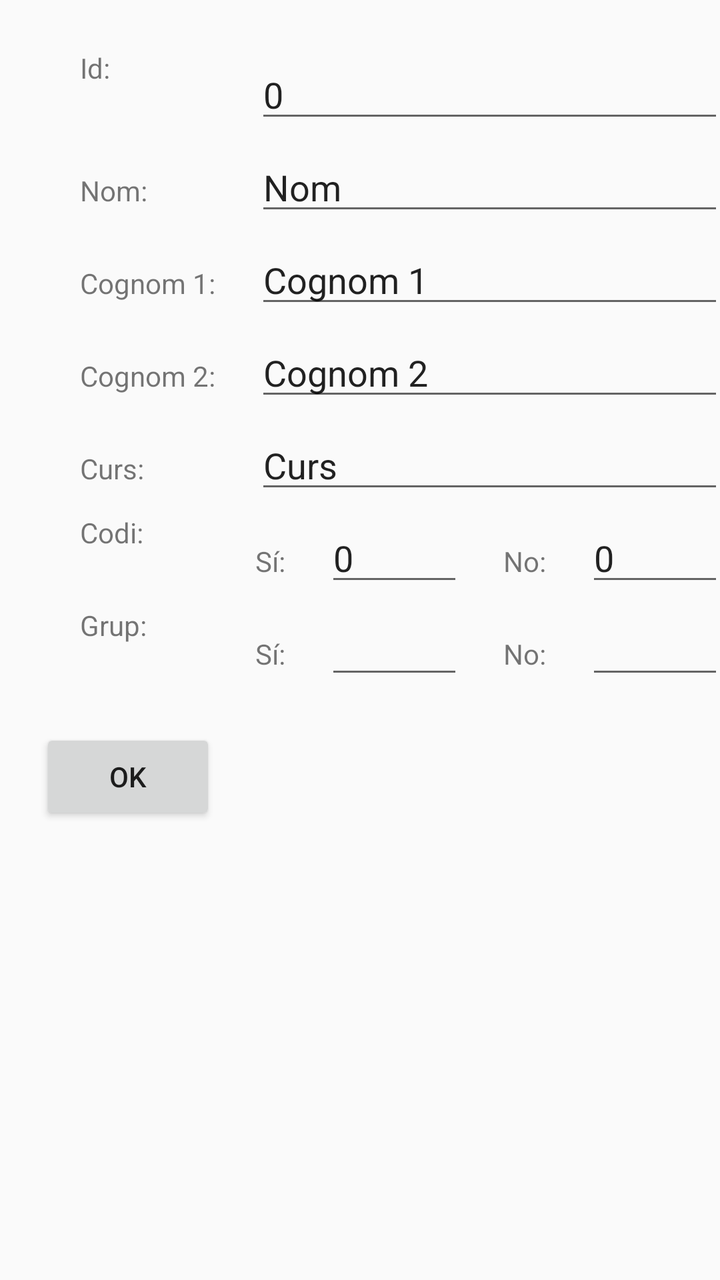
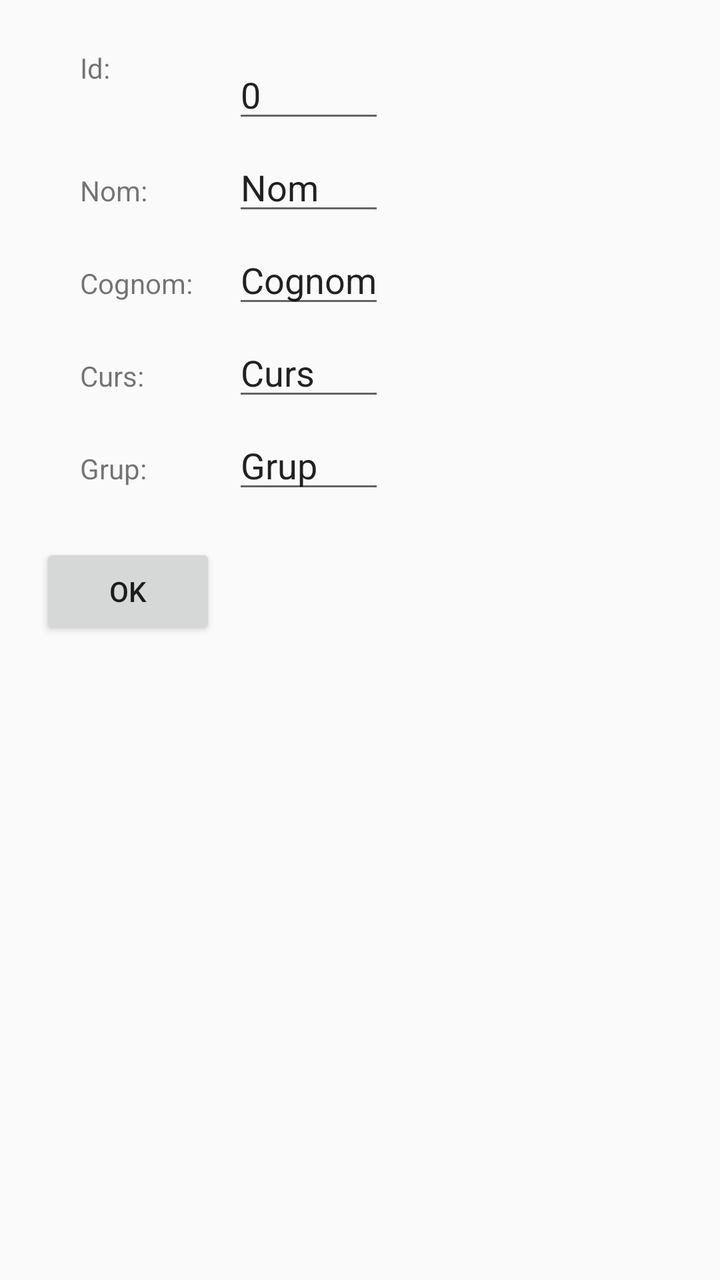

Two renders of the same Android screen: before a commit and after it. Below are the layout's source before the change and the commit's diff.
<!-- AndroidManifest.xml: application theme AppTheme -->
<!-- res/layout/activity_memoritzar_sel.xml -->
<?xml version="1.0" encoding="utf-8"?>
<androidx.constraintlayout.widget.ConstraintLayout xmlns:android="http://schemas.android.com/apk/res/android"
    xmlns:app="http://schemas.android.com/apk/res-auto"
    xmlns:tools="http://schemas.android.com/tools"
    android:layout_width="match_parent"
    android:layout_height="match_parent"
    tools:context="com.gruixuts.geniuscares.act_memoritzar_sel">


    <LinearLayout
        android:layout_width="match_parent"
        android:layout_height="match_parent"
        android:orientation="vertical">
        <TableLayout
            android:layout_marginTop="5dp"
            android:layout_marginLeft="20dp"
            android:layout_width="match_parent"
            android:layout_height="wrap_content">
        <TableRow
            android:layout_width="match_parent"
            android:layout_height="wrap_content">
            <TextView
                android:layout_marginTop="5dp"
                android:layout_marginLeft="20dp"
                android:layout_width="wrap_content"
                android:layout_height="wrap_content"
                android:text="Id:"
                android:textAppearance="@android:style/TextAppearance.Material.Small" />
            <EditText
                android:id="@+id/edtMmrId"
                android:layout_marginTop="20dp"
                android:layout_marginLeft="20dp"
                android:layout_width="wrap_content"
                android:layout_height="wrap_content"
                app:layout_constraintEnd_toEndOf="parent"
                android:text="0"
                android:singleLine="true"
                android:imeOptions="actionDone"
                android:textAppearance="@android:style/TextAppearance.Material.Medium" />
        </TableRow>
        <TableRow
            android:layout_width="wrap_content"
            android:layout_height="wrap_content">

            <TextView
                android:layout_width="wrap_content"
                android:layout_height="wrap_content"
                android:layout_marginLeft="20dp"
                android:layout_marginTop="5dp"
                android:text="Nom:"
                android:textAppearance="@android:style/TextAppearance.Material.Small" />
            <EditText
                android:id="@+id/edtMmrNom"
                android:layout_marginTop="5dp"
                android:layout_marginLeft="20dp"
                android:layout_width="wrap_content"
                android:layout_height="wrap_content"
                app:layout_constraintEnd_toEndOf="parent"
                android:text="Nom"
                android:singleLine="true"
                android:imeOptions="actionDone"
                android:textAppearance="@android:style/TextAppearance.Material.Medium" />
        </TableRow>
        <TableRow
            android:layout_width="wrap_content"
            android:layout_height="wrap_content">
            <TextView
                android:layout_marginTop="5dp"
                android:layout_marginLeft="20dp"
                android:layout_width="wrap_content"
                android:layout_height="wrap_content"
                app:layout_constraintEnd_toEndOf="parent"
                android:text="Cognom 1:"
                android:textAppearance="@android:style/TextAppearance.Material.Small" />

            <EditText
                android:id="@+id/edtMmrCognom"
                android:layout_width="wrap_content"
                android:layout_height="wrap_content"
                android:layout_marginLeft="20dp"
                android:layout_marginTop="5dp"
                android:text="Cognom 1"
                android:singleLine="true"
                android:imeOptions="actionDone"
                android:textAppearance="@android:style/TextAppearance.Material.Medium" />
        </TableRow>
        <TableRow
            android:layout_width="wrap_content"
            android:layout_height="wrap_content">
            <TextView
                android:layout_marginTop="5dp"
                android:layout_marginLeft="20dp"
                android:layout_width="wrap_content"
                android:layout_height="wrap_content"
                app:layout_constraintEnd_toEndOf="parent"
                android:text="Cognom 2:"
                android:textAppearance="@android:style/TextAppearance.Material.Small" />

            <EditText
                android:id="@+id/edtMmrNum"
                android:layout_width="wrap_content"
                android:layout_height="wrap_content"
                android:layout_marginLeft="20dp"
                android:layout_marginTop="5dp"
                android:text="Cognom 2"
                android:singleLine="true"
                android:imeOptions="actionDone"
                android:textAppearance="@android:style/TextAppearance.Material.Medium" />
        </TableRow>
        <TableRow
            android:layout_width="wrap_content"
            android:layout_height="wrap_content">
            <TextView
                android:layout_marginTop="5dp"
                android:layout_marginLeft="20dp"
                android:layout_width="wrap_content"
                android:layout_height="wrap_content"
                app:layout_constraintEnd_toEndOf="parent"
                android:text="Curs:"
                android:textAppearance="@android:style/TextAppearance.Material.Small" />

            <EditText
                android:id="@+id/edtMmrCurs"
                android:layout_width="wrap_content"
                android:layout_height="wrap_content"
                android:layout_marginLeft="20dp"
                android:layout_marginTop="5dp"
                android:text="Curs"
                android:singleLine="true"
                android:imeOptions="actionDone"
                android:textAppearance="@android:style/TextAppearance.Material.Medium" />
        </TableRow>
        <TableRow
            android:layout_width="wrap_content"
            android:layout_height="wrap_content">
            <TextView
                android:layout_marginTop="5dp"
                android:layout_marginLeft="20dp"
                android:layout_width="wrap_content"
                android:layout_height="wrap_content"
                android:text="Codi:"
                android:textAppearance="@android:style/TextAppearance.Material.Small" />
            <LinearLayout
                android:orientation="horizontal">
                <TextView
                    android:layout_marginTop="5dp"
                    android:layout_marginLeft="20dp"
                    android:layout_width="wrap_content"
                    android:layout_height="wrap_content"
                    android:text="Sí:"
                    android:textAppearance="@android:style/TextAppearance.Material.Small" />

                <EditText
                    android:id="@+id/edtMmrSiCodi"
                    android:layout_width="69dp"
                    android:layout_height="wrap_content"
                    android:layout_marginLeft="20dp"
                    android:layout_marginTop="5dp"
                    android:text="0"
                    android:singleLine="true"
                    android:imeOptions="actionDone"
                    android:textAppearance="@android:style/TextAppearance.Material.Medium"/>
                <TextView
                    android:layout_marginTop="5dp"
                    android:layout_marginLeft="20dp"
                    android:layout_width="wrap_content"
                    android:layout_height="wrap_content"
                    android:text="No:"
                    android:textAppearance="@android:style/TextAppearance.Material.Small" />
                <EditText
                    android:id="@+id/edtMmrNoCodi"
                    android:layout_width="69dp"
                    android:layout_height="wrap_content"
                    android:layout_marginLeft="20dp"
                    android:layout_marginTop="5dp"
                    android:text="0"
                    android:singleLine="true"
                    android:imeOptions="actionDone"
                    android:textAppearance="@android:style/TextAppearance.Material.Medium"/>
            </LinearLayout>
        </TableRow>
        <TableRow
            android:layout_width="wrap_content"
            android:layout_height="wrap_content">
            <TextView
                android:layout_marginTop="5dp"
                android:layout_marginLeft="20dp"
                android:layout_width="wrap_content"
                android:layout_height="wrap_content"
                android:text="Grup:"
                android:textAppearance="@android:style/TextAppearance.Material.Small" />
            <LinearLayout
                android:orientation="horizontal">
                <TextView
                    android:layout_marginTop="5dp"
                    android:layout_marginLeft="20dp"
                    android:layout_width="wrap_content"
                    android:layout_height="wrap_content"
                    android:text="Sí:"
                    android:textAppearance="@android:style/TextAppearance.Material.Small" />

                <EditText
                    android:id="@+id/edtMmrSiGrup"
                    android:layout_width="69dp"
                    android:layout_height="wrap_content"
                    android:layout_marginLeft="20dp"
                    android:layout_marginTop="5dp"
                    android:imeOptions="actionDone"
                    android:singleLine="true"
                    android:textAppearance="@android:style/TextAppearance.Material.Medium" />
                <TextView
                    android:layout_marginTop="5dp"
                    android:layout_marginLeft="20dp"
                    android:layout_width="wrap_content"
                    android:layout_height="wrap_content"
                    android:text="No:"
                    android:textAppearance="@android:style/TextAppearance.Material.Small" />

                <EditText
                    android:id="@+id/edtMmrNoGrup"
                    android:layout_width="69dp"
                    android:layout_height="wrap_content"
                    android:layout_marginLeft="20dp"
                    android:layout_marginTop="5dp"
                    android:imeOptions="actionDone"
                    android:singleLine="true"
                    android:textAppearance="@android:style/TextAppearance.Material.Medium" />
            </LinearLayout>
        </TableRow>
        <TableRow
            android:layout_width="wrap_content"
            android:layout_height="wrap_content">

            <LinearLayout
                android:orientation="horizontal"/>
        </TableRow>
        </TableLayout>
        <Button
            android:layout_marginTop="20dp"
            android:layout_marginLeft="20dp"
            android:layout_width="wrap_content"
            android:layout_height="wrap_content"
            android:onClick="MmrBusca"
            android:text="Ok" />

    </LinearLayout>
</androidx.constraintlayout.widget.ConstraintLayout>
<!-- resources referenced by this layout -->
<resources>
  <style name="AppTheme" parent="Theme.AppCompat.Light.DarkActionBar">
          
          <item name="colorPrimary">@color/colorPrimary</item>
          <item name="colorPrimaryDark">@color/colorPrimaryDark</item>
          <item name="colorAccent">@color/colorAccent</item>
      </style>
  <color name="colorPrimary">#3F51B5</color>
  <color name="colorPrimaryDark">#303F9F</color>
  <color name="colorAccent">#FF4081</color>
</resources>

<!-- the commit's change to res/layout/activity_memoritzar_sel.xml (unified diff, before → after) -->
@@ -70,7 +70,7 @@
                 android:layout_width="wrap_content"
                 android:layout_height="wrap_content"
                 app:layout_constraintEnd_toEndOf="parent"
-                android:text="Cognom 1:"
+                android:text="Cognom:"
                 android:textAppearance="@android:style/TextAppearance.Material.Small" />
 
             <EditText
@@ -79,30 +79,7 @@
                 android:layout_height="wrap_content"
                 android:layout_marginLeft="20dp"
                 android:layout_marginTop="5dp"
-                android:text="Cognom 1"
-                android:singleLine="true"
-                android:imeOptions="actionDone"
-                android:textAppearance="@android:style/TextAppearance.Material.Medium" />
-        </TableRow>
-        <TableRow
-            android:layout_width="wrap_content"
-            android:layout_height="wrap_content">
-            <TextView
-                android:layout_marginTop="5dp"
-                android:layout_marginLeft="20dp"
-                android:layout_width="wrap_content"
-                android:layout_height="wrap_content"
-                app:layout_constraintEnd_toEndOf="parent"
-                android:text="Cognom 2:"
-                android:textAppearance="@android:style/TextAppearance.Material.Small" />
-
-            <EditText
-                android:id="@+id/edtMmrNum"
-                android:layout_width="wrap_content"
-                android:layout_height="wrap_content"
-                android:layout_marginLeft="20dp"
-                android:layout_marginTop="5dp"
-                android:text="Cognom 2"
+                android:text="Cognom"
                 android:singleLine="true"
                 android:imeOptions="actionDone"
                 android:textAppearance="@android:style/TextAppearance.Material.Medium" />
@@ -130,104 +107,31 @@
                 android:imeOptions="actionDone"
                 android:textAppearance="@android:style/TextAppearance.Material.Medium" />
         </TableRow>
-        <TableRow
-            android:layout_width="wrap_content"
-            android:layout_height="wrap_content">
-            <TextView
-                android:layout_marginTop="5dp"
-                android:layout_marginLeft="20dp"
+            <TableRow
                 android:layout_width="wrap_content"
-                android:layout_height="wrap_content"
-                android:text="Codi:"
-                android:textAppearance="@android:style/TextAppearance.Material.Small" />
-            <LinearLayout
-                android:orientation="horizontal">
+                android:layout_height="wrap_content">
                 <TextView
                     android:layout_marginTop="5dp"
                     android:layout_marginLeft="20dp"
                     android:layout_width="wrap_content"
                     android:layout_height="wrap_content"
-                    android:text="Sí:"
+                    app:layout_constraintEnd_toEndOf="parent"
+                    android:text="Grup:"
                     android:textAppearance="@android:style/TextAppearance.Material.Small" />
 
                 <EditText
-                    android:id="@+id/edtMmrSiCodi"
-                    android:layout_width="69dp"
+                    android:id="@+id/edtMmrGrup"
+                    android:layout_width="wrap_content"
                     android:layout_height="wrap_content"
                     android:layout_marginLeft="20dp"
                     android:layout_marginTop="5dp"
-                    android:text="0"
+                    android:text="Grup"
                     android:singleLine="true"
                     android:imeOptions="actionDone"
-                    android:textAppearance="@android:style/TextAppearance.Material.Medium"/>
-                <TextView
-                    android:layout_marginTop="5dp"
-                    android:layout_marginLeft="20dp"
-                    android:layout_width="wrap_content"
-                    android:layout_height="wrap_content"
-                    android:text="No:"
-                    android:textAppearance="@android:style/TextAppearance.Material.Small" />
-                <EditText
-                    android:id="@+id/edtMmrNoCodi"
-                    android:layout_width="69dp"
-                    android:layout_height="wrap_content"
-                    android:layout_marginLeft="20dp"
-                    android:layout_marginTop="5dp"
-                    android:text="0"
-                    android:singleLine="true"
-                    android:imeOptions="actionDone"
-                    android:textAppearance="@android:style/TextAppearance.Material.Medium"/>
-            </LinearLayout>
-        </TableRow>
-        <TableRow
-            android:layout_width="wrap_content"
-            android:layout_height="wrap_content">
-            <TextView
-                android:layout_marginTop="5dp"
-                android:layout_marginLeft="20dp"
-                android:layout_width="wrap_content"
-                android:layout_height="wrap_content"
-                android:text="Grup:"
-                android:textAppearance="@android:style/TextAppearance.Material.Small" />
-            <LinearLayout
-                android:orientation="horizontal">
-                <TextView
-                    android:layout_marginTop="5dp"
-                    android:layout_marginLeft="20dp"
-                    android:layout_width="wrap_content"
-                    android:layout_height="wrap_content"
-                    android:text="Sí:"
-                    android:textAppearance="@android:style/TextAppearance.Material.Small" />
+                    android:textAppearance="@android:style/TextAppearance.Material.Medium" />
+            </TableRow>
 
-                <EditText
-                    android:id="@+id/edtMmrSiGrup"
-                    android:layout_width="69dp"
-                    android:layout_height="wrap_content"
-                    android:layout_marginLeft="20dp"
-                    android:layout_marginTop="5dp"
-                    android:imeOptions="actionDone"
-                    android:singleLine="true"
-                    android:textAppearance="@android:style/TextAppearance.Material.Medium" />
-                <TextView
-                    android:layout_marginTop="5dp"
-                    android:layout_marginLeft="20dp"
-                    android:layout_width="wrap_content"
-                    android:layout_height="wrap_content"
-                    android:text="No:"
-                    android:textAppearance="@android:style/TextAppearance.Material.Small" />
-
-                <EditText
-                    android:id="@+id/edtMmrNoGrup"
-                    android:layout_width="69dp"
-                    android:layout_height="wrap_content"
-                    android:layout_marginLeft="20dp"
-                    android:layout_marginTop="5dp"
-                    android:imeOptions="actionDone"
-                    android:singleLine="true"
-                    android:textAppearance="@android:style/TextAppearance.Material.Medium" />
-            </LinearLayout>
-        </TableRow>
-        <TableRow
+            <TableRow
             android:layout_width="wrap_content"
             android:layout_height="wrap_content">
 
